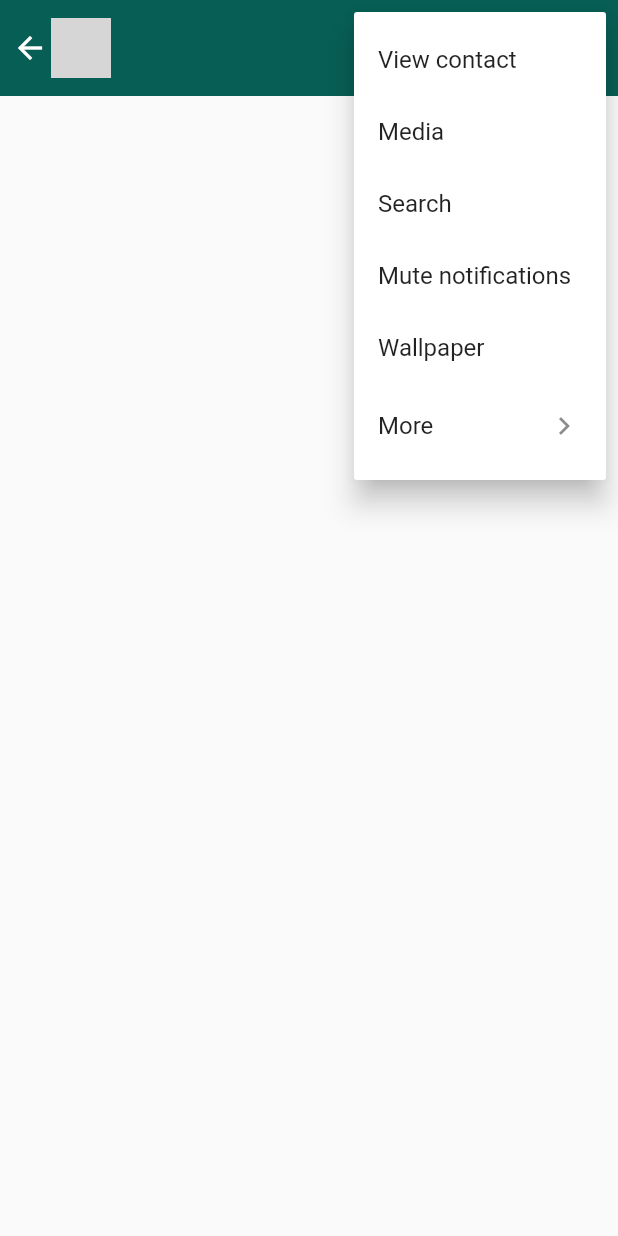
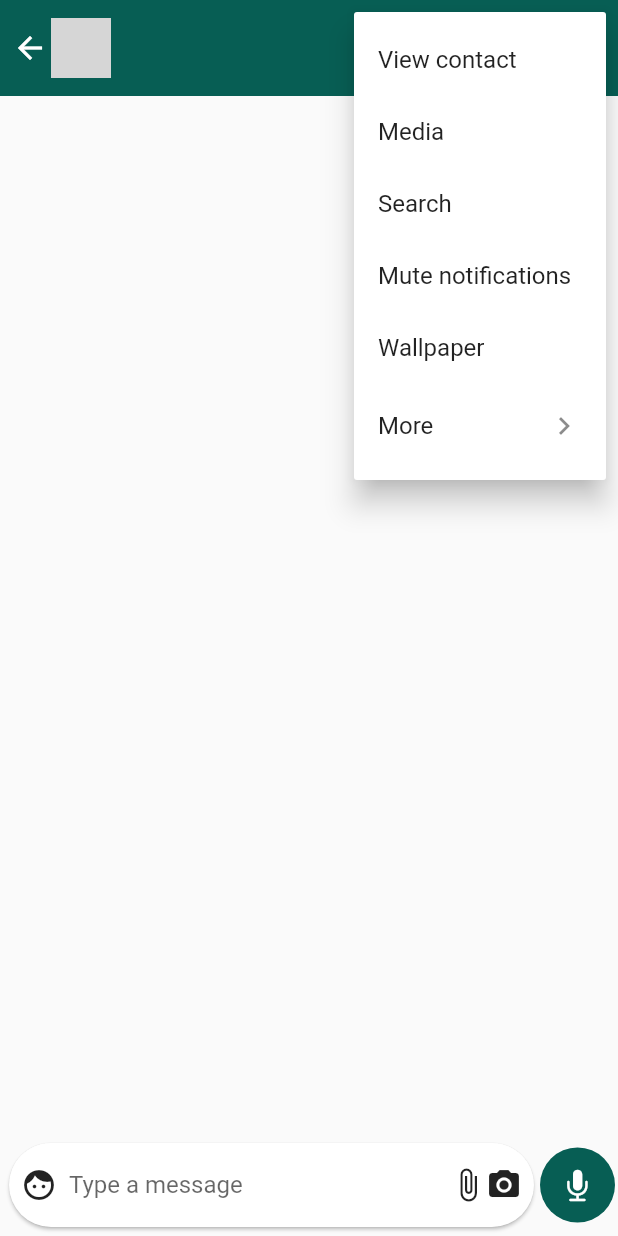
Before and after one commit to oliverboamah/whatsapp_ui, a Flutter app: the ChatDetail screen opened directly with empty values, after a tap on the "more vert" icon, on a phone screen of 412 x 824 dp. Run offline on Flutter 3.47's test engine with Material 2 defaults, Android fonts, the phone set to English and light mode, and no system bars; grey boxes are pictures that could not be loaded.

Commit message:
Add chat_detail_bottom_bar widget

```diff
--- /dev/null
+++ b/lib/ui/components/chat/chat_detail_bottom_bar.dart
@@ -0,0 +1,59 @@
+// flutter imports
+import 'package:flutter/cupertino.dart';
+import 'package:flutter/material.dart';
+import 'package:flutter/widgets.dart';
+
+// my app imports
+import 'package:whatsapp_ui/ui/values/colors.dart';
+
+class ChatDetailBottomBar extends StatelessWidget {
+  final Function onMessageSend;
+  final TextEditingController textEditingController = TextEditingController();
+  ChatDetailBottomBar({@required this.onMessageSend});
+
+  @override
+  Widget build(BuildContext context) {
+    return Padding(
+      padding: const EdgeInsets.only(left: 2.0, right: 2.0, bottom: 2),
+      child: Row(
+        children: <Widget>[
+          Expanded(
+            child: Card(
+              shape: RoundedRectangleBorder(
+                  borderRadius: BorderRadius.circular(30.0)),
+              child: Padding(
+                padding:
+                    const EdgeInsets.symmetric(horizontal: 8, vertical: 4.0),
+                child: Row(
+                  children: <Widget>[
+                    Icon(Icons.face),
+                    Expanded(
+                      child: Padding(
+                        padding: const EdgeInsets.symmetric(horizontal: 8.0),
+                        child: TextField(
+                          maxLines: null,
+                          controller: this.textEditingController,
+                          decoration: InputDecoration(
+                              border: InputBorder.none,
+                              hintText: 'Type a message'),
+                        ),
+                      ),
+                    ),
+                    Icon(Icons.attach_file),
+                    Icon(Icons.photo_camera)
+                  ],
+                ),
+              ),
+            ),
+          ),
+          Container(
+            padding: EdgeInsets.all(13.0),
+            decoration:
+                BoxDecoration(shape: BoxShape.circle, color: PRIMARY_COLOR),
+            child: Icon(CupertinoIcons.mic_solid, color: Colors.white),
+          ),
+        ],
+      ),
+    );
+  }
+}
--- a/lib/ui/pages/chat_detail.dart
+++ b/lib/ui/pages/chat_detail.dart
@@ -1,10 +1,14 @@
 // flutter imports
+import 'package:flutter/cupertino.dart';
 import 'package:flutter/material.dart';
+import 'package:flutter/services.dart';
 import 'package:flutter/widgets.dart';
+import 'package:whatsapp_ui/ui/components/chat/chat_detail_bottom_bar.dart';
 
 // my app imports
 import 'package:whatsapp_ui/ui/holders/chat_data.dart';
 import 'package:whatsapp_ui/ui/layouts/individual_chat_detail_app_bar.dart';
+import 'package:whatsapp_ui/ui/values/colors.dart';
 
 class ChatDetail extends StatefulWidget {
   final ChatData chatData;
@@ -25,6 +29,10 @@ class _ChatDetailState extends State<ChatDetail> {
           IndividualChatDetailAppBar(
             chatData: this.widget.chatData,
           ),
+          Spacer(),
+          ChatDetailBottomBar(
+            onMessageSend: (text) => print(text),
+          )
         ],
       ),
     );
```
